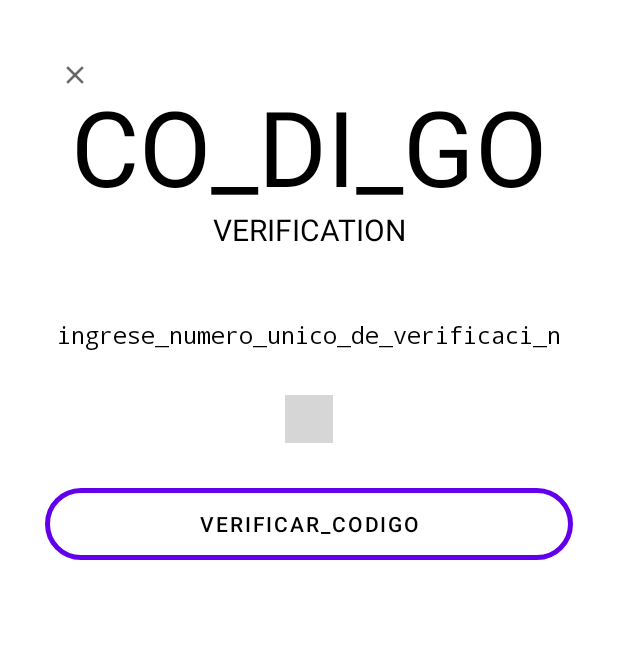
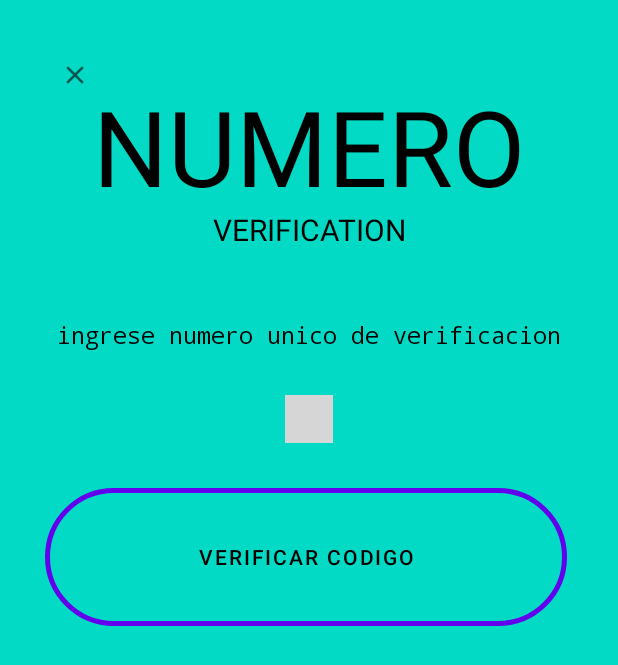
Before and after one commit to Alfonso-SM/Arq.-y-Dise-o-de-Software-2024, an Android app: the VerifyOTP screen opened directly, with no data from a screen before it, on a phone screen of 412 x 824 dp. Shown: the top 665 px of the screen. Run offline under Robolectric (Android 15) with nearby library versions, the phone set to English and light mode, and no system bars; our stand-ins replace Firebase (no records; nobody signed in at launch, a user with empty details on screens opened directly); libraries missing offline, so code that uses them is left out: com.chaos.view; plain views replace PinView; 1 statement that could not run was skipped; grey boxes are pictures that could not be loaded.

```diff
--- a/app/src/main/res/layout/activity_log_in.xml
+++ b/app/src/main/res/layout/activity_log_in.xml
@@ -109,7 +109,6 @@
                     android:layout_width="match_parent"
                     android:layout_height="wrap_content"
                     android:layout_marginTop="10dp"
-                    android:layout_marginBottom="10dp"
                     android:elevation="8dp"
                     android:gravity="center">
 
--- a/app/src/main/res/layout/activity_sign_up.xml
+++ b/app/src/main/res/layout/activity_sign_up.xml
@@ -57,7 +57,7 @@
                 android:id="@+id/signup_fullname"
                 android:layout_width="match_parent"
                 android:layout_height="wrap_content"
-                android:hint="nombre_completo"
+                android:hint="nombre"
                 style="@style/Widget.MaterialComponents.TextInputLayout.OutlinedBox"
                 app:hintTextColor="?attr/colorOnSecondary"
                 android:textColorHint="?attr/colorOnSecondary"
@@ -78,7 +78,7 @@
                 android:id="@+id/signup_username"
                 android:layout_width="match_parent"
                 android:layout_height="wrap_content"
-                android:hint="apodo"
+                android:hint="Apellidos"
                 style="@style/Widget.MaterialComponents.TextInputLayout.OutlinedBox"
                 app:hintTextColor="?attr/colorOnSecondary"
                 android:textColorHint="?attr/colorOnSecondary"
--- a/app/src/main/res/layout/activity_sign_up3.xml
+++ b/app/src/main/res/layout/activity_sign_up3.xml
@@ -77,7 +77,7 @@
                 style="@style/Widget.MaterialComponents.TextInputLayout.OutlinedBox"
                 android:layout_width="match_parent"
                 android:layout_height="wrap_content"
-                android:hint="Num"
+                android:hint="Numero de celular"
                 android:textColorHint="?attr/colorOnSecondary"
                 app:boxStrokeColor="?attr/colorOnSecondary"
                 app:boxStrokeWidthFocused="2dp"
--- a/app/src/main/res/layout/activity_verify_o_t_p.xml
+++ b/app/src/main/res/layout/activity_verify_o_t_p.xml
@@ -4,14 +4,14 @@
     xmlns:tools="http://schemas.android.com/tools"
     android:layout_width="match_parent"
     android:layout_height="match_parent"
-    android:background="?attr/colorOnPrimary"
+    android:background="?attr/colorSecondaryVariant"
     tools:context=".SignUp.VerifyOTP">
 
     <LinearLayout
         android:layout_width="match_parent"
         android:layout_height="wrap_content"
         android:orientation="vertical"
-        android:background="?attr/colorOnPrimary"
+        android:background="?attr/colorSecondaryVariant"
         android:padding="30dp">
 
         <RelativeLayout
@@ -40,7 +40,7 @@
             android:layout_width="wrap_content"
             android:layout_height="wrap_content"
 
-            android:text="co_di_go"
+            android:text="NUMERO"
             android:textColor="?attr/colorOnSecondary"
             android:textSize="70sp"
             android:textAllCaps="true"
@@ -62,7 +62,7 @@
             android:layout_width="wrap_content"
             android:layout_height="wrap_content"
             android:fontFamily="monospace"
-            android:text="ingrese_numero_unico_de_verificaci_n"
+            android:text="ingrese numero unico de verificacion"
             android:textAlignment="center"
             android:includeFontPadding="false"
             android:textColor="?attr/colorOnSecondary"
@@ -89,13 +89,13 @@
 
 
         <Button
-            android:layout_width="match_parent"
-            android:layout_height="wrap_content"
+            android:layout_width="348dp"
+            android:layout_height="92dp"
+            android:layout_marginTop="30dp"
             android:background="@drawable/curveo_botones"
-            android:text="verificar_codigo"
             android:onClick="callNextScreenFromOTP"
-            android:layout_marginTop="30dp"
-            android:textColor="?attr/colorOnSecondary"/>
+            android:text="verificar codigo"
+            android:textColor="?attr/colorOnSecondary" />
     </LinearLayout>
 
 </ScrollView>
--- a/app/src/main/res/values/strings.xml
+++ b/app/src/main/res/values/strings.xml
@@ -1,5 +1,5 @@
 <resources>
-    <string name="app_name">Equipo1</string>
+    <string name="app_name">Health Record App</string>
     <string name="title_activity_main">MainActivity</string>
     <!-- Strings used for fragments for navigation -->
     <string name="first_fragment_label">First Fragment</string>
```
